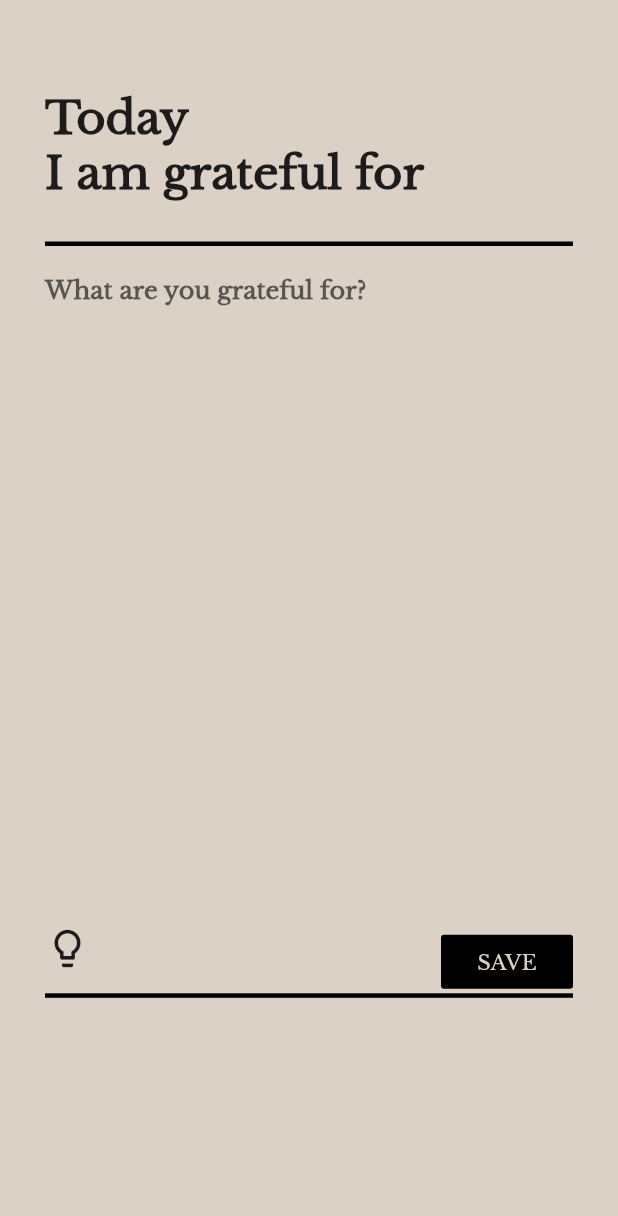
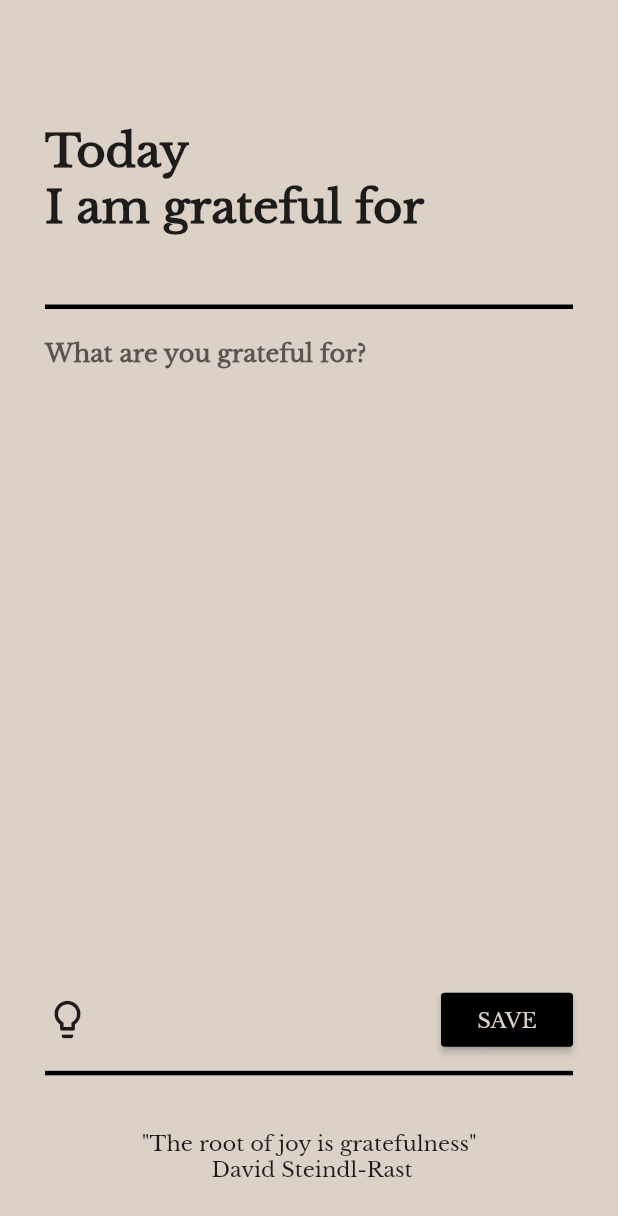
Before and after one commit to MatthieuNadeau96/Presently_clone, a Flutter app: the EditScreen screen opened directly, on a phone screen of 412 x 824 dp. Shown: the top 1216 px of the screen. Run offline on Flutter 3.47's test engine with Material 2 defaults, Android fonts, the phone set to English and light mode, and no system bars.

Commit message:
Added more ui elements to the edit_screen & created a more dynamic way of sizing the sections

```diff
--- a/lib/screens/edit_screen.dart
+++ b/lib/screens/edit_screen.dart
@@ -6,10 +6,18 @@ class EditScreen extends StatelessWidget {
     return Scaffold(
       backgroundColor: Theme.of(context).primaryColor,
       body: Padding(
-          padding: const EdgeInsets.symmetric(
-            vertical: 60,
-            horizontal: 30,
+        padding: EdgeInsets.only(
+          top: MediaQuery.of(context).size.height * 0.10,
+          left: 30,
+          right: 30,
+          bottom: 0,
         ),
+        child: Column(
+          crossAxisAlignment: CrossAxisAlignment.start,
+          children: <Widget>[
+            Container(
+              width: double.infinity,
+              height: MediaQuery.of(context).size.height * 0.15,
               child: Column(
                 crossAxisAlignment: CrossAxisAlignment.start,
                 children: <Widget>[
@@ -31,12 +39,17 @@ class EditScreen extends StatelessWidget {
                       ),
                     ),
                   ),
-              SizedBox(height: 30),
+                ],
+              ),
+            ), // TITLE SECTION
             Divider(
               height: 0,
               thickness: 3,
               color: Colors.black,
             ),
+            Container(
+              child: Column(
+                children: <Widget>[
                   Container(
                     height: MediaQuery.of(context).size.height * 0.55,
                     child: TextField(
@@ -54,9 +67,11 @@ class EditScreen extends StatelessWidget {
                       ),
                     ),
                   ),
-              Row(
+                  Container(
+                    height: MediaQuery.of(context).size.height * 0.05,
+                    child: Row(
                       mainAxisAlignment: MainAxisAlignment.spaceBetween,
-                crossAxisAlignment: CrossAxisAlignment.start,
+                      crossAxisAlignment: CrossAxisAlignment.center,
                       children: <Widget>[
                         GestureDetector(
                           child: Icon(
@@ -65,23 +80,53 @@ class EditScreen extends StatelessWidget {
                           ),
                           onTap: () {},
                         ),
-                  FlatButton(
+                        RaisedButton(
+                          shape: RoundedRectangleBorder(
+                            borderRadius: BorderRadius.circular(2.5),
+                          ),
                           onPressed: () {},
                           child: Text(
                             'SAVE',
-                      style: TextStyle(color: Theme.of(context).primaryColor),
+                            style: TextStyle(
+                                color: Theme.of(context).primaryColor),
                           ),
                           color: Colors.black,
                         ),
                       ],
                     ),
-              Divider(
+                  ),
+                ],
+              ),
+            ),
+            Padding(
+              padding: EdgeInsets.only(
+                top: MediaQuery.of(context).size.height * 0.02,
+                bottom: 0,
+              ),
+              child: Divider(
                 height: 0,
                 thickness: 3,
                 color: Colors.black,
               ),
+            ),
+            Container(
+              height: MediaQuery.of(context).size.height * 0.13,
+              width: double.infinity,
+              child: Center(
+                child: Text(
+                  '\"The root of joy is gratefulness\" \n David Steindl-Rast',
+                  textAlign: TextAlign.center,
+                ),
+              ),
+            ),
           ],
         ),
-        ));
+      ),
+    );
   }
 }
+
+// WTF did you do dood
+// i think ill know
+// tried to make the colored section mediaqueries
+// fix that
```
Lines whose indentation alone changed are shown as unchanged.
